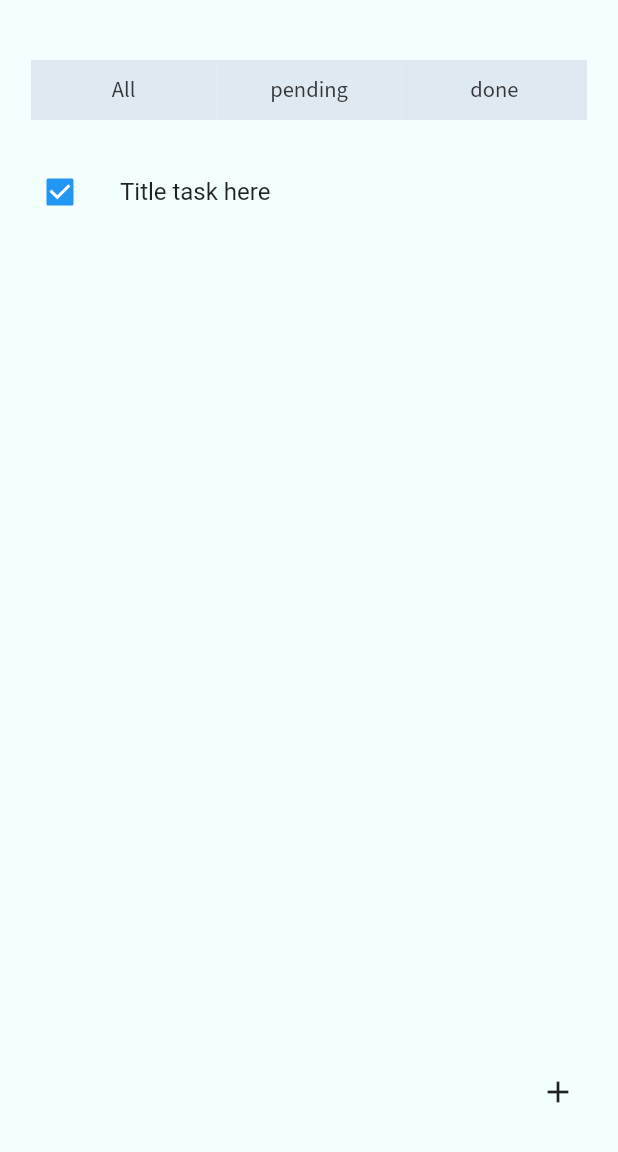
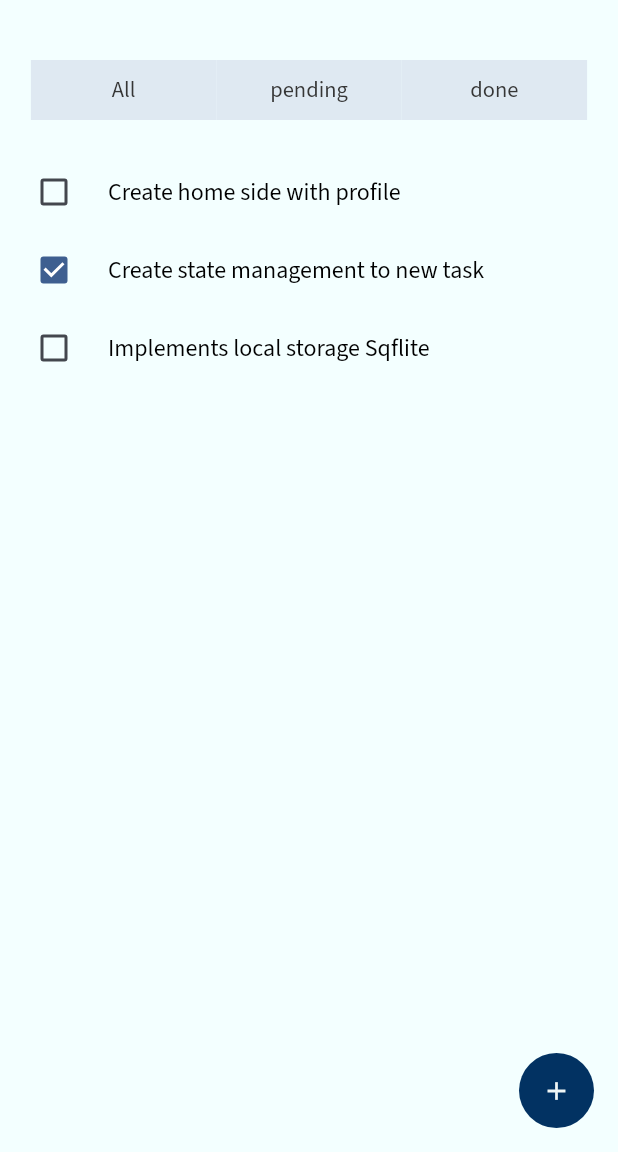
Before and after one commit to ViniciosM/todo_list_app, a Flutter app: the screen it shows after launch, on a phone screen of 412 x 824 dp, the part 84-1236 px from its top. Run offline on Flutter 3.47's test engine with Material 2 defaults, Android fonts, the phone set to English and light mode, and no system bars; our stand-ins replace bloc, dartz, equatable, flutter_bloc, get_it, google_fonts and 2 more; missing offline and left inert: validatorless; accounts and stored records are empty.

Commit message:
working data layer

```diff
--- /dev/null
+++ b/lib/app/core/database/local/database.dart
@@ -0,0 +1,5 @@
+import 'package:isar/isar.dart';
+
+abstract class Database {
+  Future<Isar> openConnection();
+}
--- /dev/null
+++ b/lib/app/core/ui/app_config_ui.dart
@@ -0,0 +1,54 @@
+import 'package:flutter/material.dart';
+import 'package:google_fonts/google_fonts.dart';
+import 'package:todo_list_app/app/core/ui/consts/todo_colors.dart';
+import 'package:todo_list_app/app/core/ui/consts/todo_sizes.dart';
+
+class AppConfigUI {
+  AppConfigUI._();
+
+  static final ThemeData theme = ThemeData(
+    useMaterial3: true,
+    scaffoldBackgroundColor: TodoColors.backgroundColor,
+    appBarTheme: const AppBarTheme(
+        backgroundColor: TodoColors.primaryColor,
+        elevation: 0,
+        centerTitle: true,
+        iconTheme:
+            IconThemeData(color: TodoColors.white, size: TodoSizes.size20)),
+    colorSchemeSeed: TodoColors.primaryColor,
+    elevatedButtonTheme: ElevatedButtonThemeData(
+      style: ElevatedButton.styleFrom(
+          backgroundColor: TodoColors.primaryColor,
+          shape: const RoundedRectangleBorder(
+              borderRadius: BorderRadius.all(Radius.circular(8)))),
+    ),
+    iconButtonTheme: IconButtonThemeData(
+        style: ButtonStyle(
+      fixedSize:
+          MaterialStateProperty.all(const Size.fromRadius(TodoSizes.size25)),
+      iconSize: MaterialStateProperty.all(TodoSizes.size20),
+      iconColor: MaterialStateProperty.all(TodoColors.white),
+      backgroundColor: MaterialStateProperty.resolveWith((states) {
+        if (states.contains(MaterialState.pressed)) {
+          return TodoColors.secondColor;
+        }
+        return TodoColors.primaryColor;
+      }),
+    )),
+    inputDecorationTheme: InputDecorationTheme(
+      border: const OutlineInputBorder(
+        borderRadius: BorderRadius.all(Radius.circular(8)),
+        borderSide: BorderSide(color: TodoColors.secondColor),
+      ),
+      focusedBorder: const OutlineInputBorder(
+        borderRadius: BorderRadius.all(Radius.circular(8)),
+        borderSide: BorderSide(color: TodoColors.secondColor),
+      ),
+      labelStyle: GoogleFonts.sourceSansPro(
+        fontSize: 15,
+        fontWeight: FontWeight.w500,
+        color: TodoColors.black,
+      ),
+    ),
+  );
+}
--- a/lib/app/data/datasources/tasks_local_data_datasource.dart
+++ b/lib/app/data/datasources/task/tasks_local_datasource.dart
@@ -1,6 +1,6 @@
-import '../models/task_model.dart';
+import '../../models/task_model.dart';
 
-abstract class TasksLocalDataDatasource {
+abstract class TasksLocalDatasource {
   Future<void> createTask({required TaskModel task});
   Future<void> deleteTask({required String idTask});
   Future<List<TaskModel>> loadTasks();
--- a/lib/app/data/models/task_model.dart
+++ b/lib/app/data/models/task_model.dart
@@ -1,24 +1,23 @@
 import '../../domain/entities/task_entity.dart';
 
 class TaskModel extends TaskEntity {
-  const TaskModel(
-      {required super.id, required super.title, required super.status});
+  const TaskModel({super.id, required super.title, required super.isDone});
 
   factory TaskModel.fromJson(Map<String, dynamic> json) {
     return TaskModel(
-        id: json['id'], title: json['title'], status: json['status']);
+        id: json['id'], title: json['title'], isDone: json['isDone']);
   }
 
   Map<String, dynamic> toJson() {
     return {
       'id': id,
       'title': title,
-      'status': status,
+      'isDone': isDone,
     };
   }
 
   factory TaskModel.fromEntity(TaskEntity taskEntity) {
     return TaskModel(
-        id: taskEntity.id, title: taskEntity.title, status: taskEntity.status);
+        id: taskEntity.id, title: taskEntity.title, isDone: taskEntity.isDone);
   }
 }
--- a/lib/app/presentation/pages/home/home_page.dart
+++ b/lib/app/presentation/pages/home/home_page.dart
@@ -4,15 +4,19 @@ import 'package:todo_list_app/app/core/ui/consts/todo_sizes.dart';
 import 'package:todo_list_app/app/core/ui/widgets/todo_label.dart';
 import 'package:todo_list_app/app/presentation/pages/home/components/todo_status_container.dart';
 
-class HomePage extends StatelessWidget {
+class HomePage extends StatefulWidget {
   const HomePage({Key? key}) : super(key: key);
 
   @override
+  State<HomePage> createState() => _HomePageState();
+}
+
+class _HomePageState extends State<HomePage> {
+  bool checked = false;
+
+  @override
   Widget build(BuildContext context) {
-    bool check = true;
-
     return Scaffold(
-      backgroundColor: TodoColors.backgroundColor,
       appBar: AppBar(
         title: const TodoLabel(
           text: 'To do list',
@@ -20,9 +24,6 @@ class HomePage extends StatelessWidget {
           fontSize: 17,
           fontWeight: FontWeight.w600,
         ),
-        centerTitle: true,
-        backgroundColor: TodoColors.primaryColor,
-        elevation: 0,
       ),
       body: SingleChildScrollView(
         child: Column(
@@ -33,15 +34,46 @@ class HomePage extends StatelessWidget {
             const SizedBox(
               height: 20,
             ),
-            ListTile(
-              leading: Checkbox(
-                onChanged: (value) {
-                  check != value;
-                },
-                value: check,
+            CheckboxListTile(
+              title: const TodoLabel(
+                text: 'Create home side with profile',
+                fontSize: 16,
               ),
-              title: const Text('Title task here'),
-            )
+              controlAffinity: ListTileControlAffinity.leading,
+              value: checked,
+              onChanged: (value) {
+                setState(() {
+                  checked != value;
+                });
+              },
+            ),
+            CheckboxListTile(
+              dense: true,
+              title: const TodoLabel(
+                text: 'Create state management to new task',
+                fontSize: 16,
+              ),
+              controlAffinity: ListTileControlAffinity.leading,
+              value: true,
+              onChanged: (value) {
+                setState(() {
+                  checked != value;
+                });
+              },
+            ),
+            CheckboxListTile(
+              title: const TodoLabel(
+                text: 'Implements local storage Sqflite',
+                fontSize: 16,
+              ),
+              controlAffinity: ListTileControlAffinity.leading,
+              value: checked,
+              onChanged: (value) {
+                setState(() {
+                  checked != value;
+                });
+              },
+            ),
           ],
         ),
       ),
@@ -50,7 +82,9 @@ class HomePage extends StatelessWidget {
         icon: const Icon(
           Icons.add,
         ),
-        onPressed: () {},
+        onPressed: () {
+          Navigator.pushNamed(context, '/create_task');
+        },
       ),
     );
   }
--- a/lib/main.dart
+++ b/lib/main.dart
@@ -1,7 +1,12 @@
 import 'package:flutter/material.dart';
+import 'package:todo_list_app/app/core/ui/app_config_ui.dart';
+import 'package:todo_list_app/app/presentation/pages/create_task/create_task_page.dart';
 import 'app/presentation/pages/home/home_page.dart';
+import 'injection_container.dart' as di;
 
-void main() {
+void main() async {
+  WidgetsFlutterBinding.ensureInitialized();
+  await di.init();
   runApp(const MyApp());
 }
 
@@ -10,10 +15,15 @@ class MyApp extends StatelessWidget {
 
   @override
   Widget build(BuildContext context) {
-    return const MaterialApp(
+    return MaterialApp(
       debugShowCheckedModeBanner: false,
       title: 'To Do List',
-      home: HomePage(),
+      theme: AppConfigUI.theme,
+      initialRoute: '/',
+      routes: {
+        '/': (context) => const HomePage(),
+        '/create_task': (context) => const CreateTaskPage(),
+      },
     );
   }
 }
```
Also changed, not shown: lib/app/core/database/local/database_impl.dart (added, +18 -0 lines), lib/app/core/ui/widgets/todo_button.dart (+35 -0 lines), lib/app/data/datasources/local/db_local.dart (added, +111 -0 lines), lib/app/data/datasources/task/tasks_local_datasource_impl.dart (added, +45 -0 lines), lib/app/data/datasources/tasks_local_data_datasource_impl.dart (deleted, +0 -52 lines), lib/app/data/repositories/task_repository_impl.dart (+7 -7 lines), lib/app/domain/entities/converters/task_status_converter.dart (added, +16 -0 lines), lib/app/domain/entities/task_entity.dart (+4 -6 lines), lib/app/presentation/pages/create_task/controller/create_task_controller.dart (added, +25 -0 lines), lib/app/presentation/pages/create_task/controller/create_task_state.dart (added, +8 -0 lines), lib/app/presentation/pages/create_task/create_task_page.dart (+98 -6 lines), lib/injection_container.dart (added, +38 -0 lines), pubspec.yaml (+14 -2 lines), pubspec.lock.
